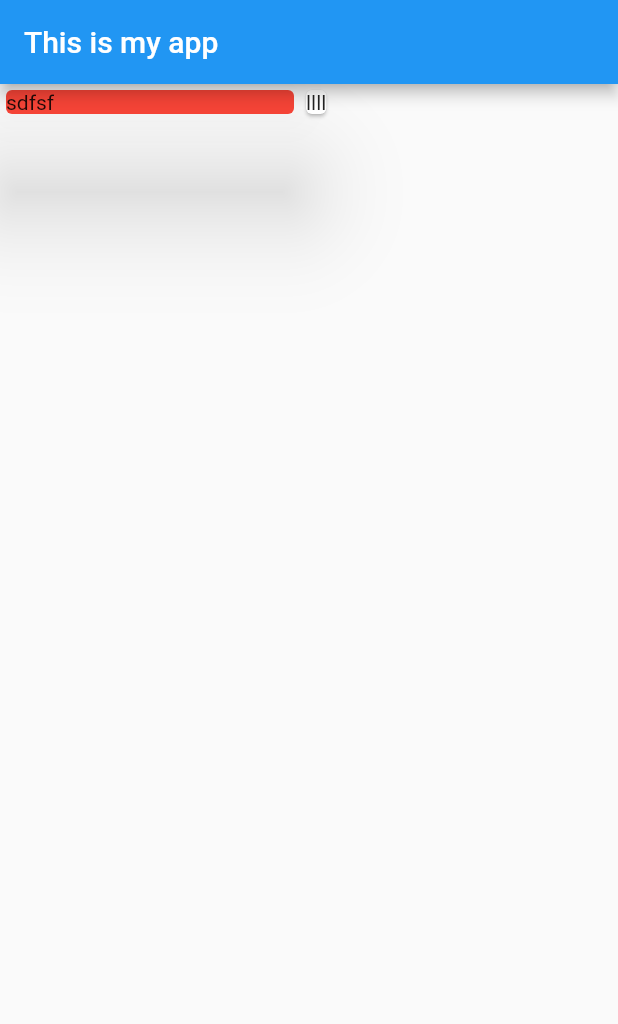
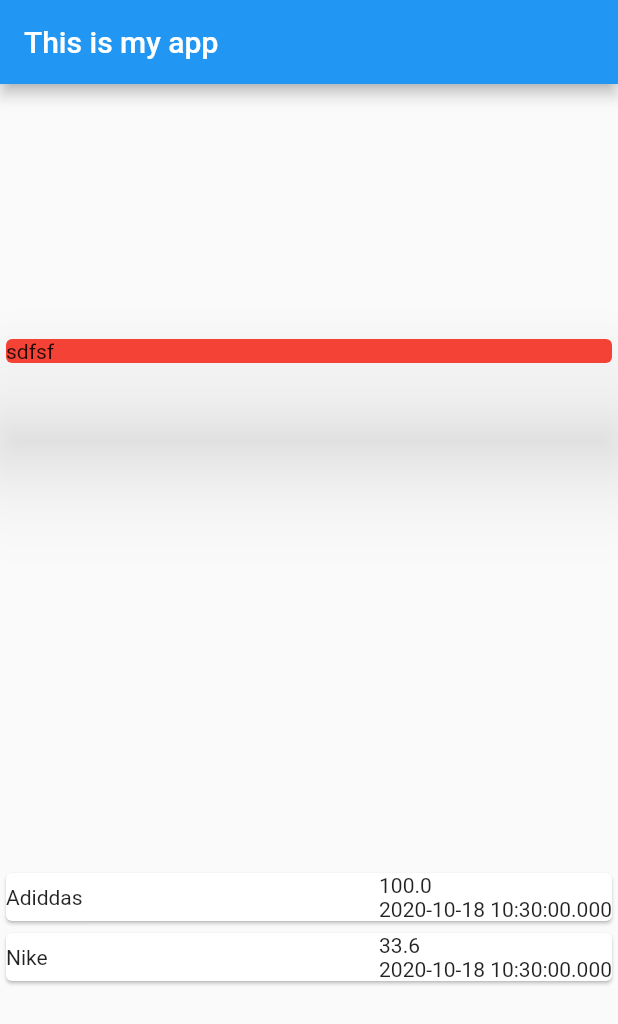
Before and after one commit to tunganh252/flutter_test_2, a Flutter app: the screen it shows after launch, on a phone screen of 412 x 824 dp. Shown: the top 1024 px of the screen. Run offline on Flutter 3.47's test engine with Material 2 defaults, Android fonts, the phone set to English and light mode, and no system bars.

Commit message:
[Update] -- Style UI is coding...

```diff
--- a/lib/main.dart
+++ b/lib/main.dart
@@ -1,4 +1,5 @@
 import 'package:flutter/material.dart';
+import 'package:flutter_test_2/transactions.modal.dart';
 
 void main() => runApp(MyApp());
 
@@ -10,13 +11,20 @@ class MyApp extends StatelessWidget {
 }
 
 class MyHomePage extends StatelessWidget {
+  final List<Transaction> transactions = [
+    Transaction(amount: 100, date: DateTime.now(), id: "a1", title: "Adiddas "),
+    Transaction(amount: 33.6, date: DateTime.now(), id: "a2", title: "Nike")
+  ];
+
   @override
   Widget build(BuildContext context) {
     return Scaffold(
         appBar: AppBar(
           title: Text("This is my app"),
         ),
-        body: Row(
+        body: Column(
+          mainAxisAlignment: MainAxisAlignment.spaceAround,
+          crossAxisAlignment: CrossAxisAlignment.stretch,
           children: [
             Container(
               width: 200,
@@ -26,8 +34,28 @@ class MyHomePage extends StatelessWidget {
                 child: Text("sdfsf"),
               ),
             ),
-            Card(
-              child: Text("llll"),
+            Column(
+              children: transactions.map((value) {
+                return Card(
+                  child: Row(
+                    mainAxisAlignment: MainAxisAlignment.spaceBetween,
+                    crossAxisAlignment: CrossAxisAlignment.center,
+                    children: [
+                      Container(
+                        child: Text(value.title),
+                      ),
+                      Column(
+                        mainAxisAlignment: MainAxisAlignment.spaceAround,
+                        crossAxisAlignment: CrossAxisAlignment.start,
+                        children: [
+                          Text(value.amount.toString()),
+                          Text(value.date.toString()),
+                        ],
+                      )
+                    ],
+                  ),
+                );
+              }).toList(),
             )
           ],
         ));
--- /dev/null
+++ b/lib/transactions.modal.dart
@@ -0,0 +1,14 @@
+import 'package:flutter/material.dart';
+
+class Transaction {
+  final String id;
+  final String title;
+  final double amount;
+  final DateTime date;
+
+  Transaction(
+      {@required this.id,
+      @required this.amount,
+      @required this.date,
+      @required this.title});
+}
```
